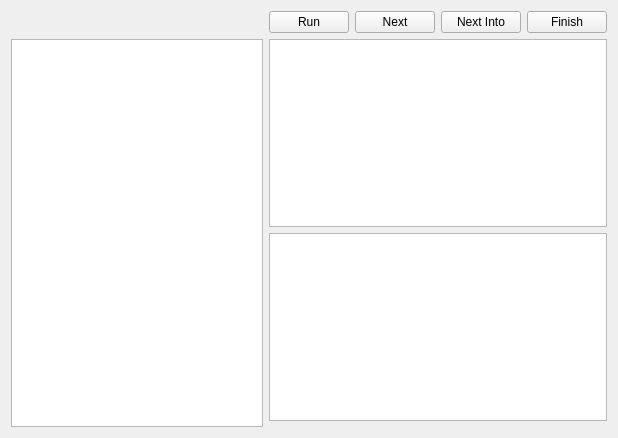
Above: widget.ui from martinribelotta/gdbfrontend before the change. Below: the same form after it.
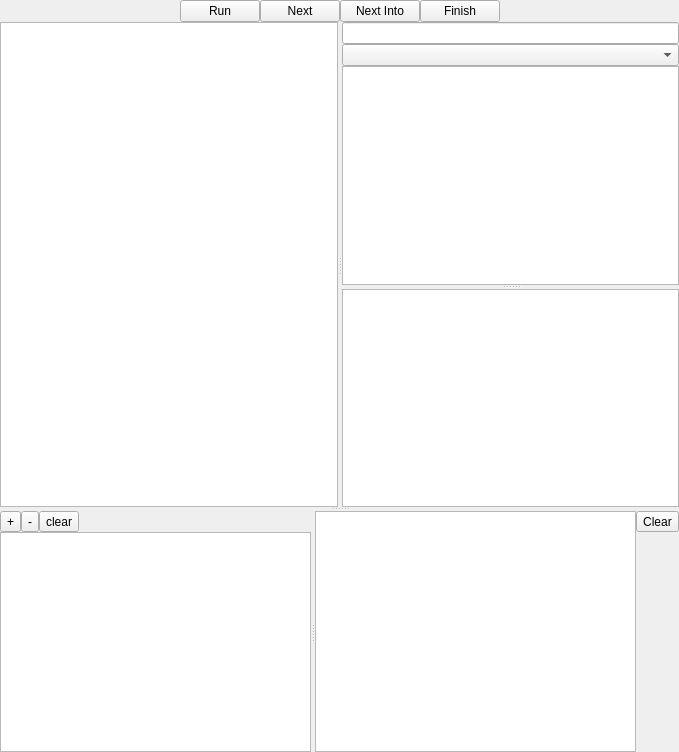
That is the form after the change.

Diff of the .ui file:
```diff
--- a/widget.ui
+++ b/widget.ui
@@ -6,60 +6,237 @@
    <rect>
     <x>0</x>
     <y>0</y>
-    <width>618</width>
-    <height>438</height>
+    <width>679</width>
+    <height>752</height>
    </rect>
   </property>
   <property name="windowTitle">
    <string>Widget</string>
   </property>
-  <layout class="QGridLayout" name="gridLayout">
-   <item row="0" column="3">
-    <widget class="QPushButton" name="buttonNext">
-     <property name="text">
-      <string>Next</string>
+  <layout class="QVBoxLayout" name="verticalLayout_2">
+   <property name="spacing">
+    <number>0</number>
+   </property>
+   <property name="leftMargin">
+    <number>0</number>
+   </property>
+   <property name="topMargin">
+    <number>0</number>
+   </property>
+   <property name="rightMargin">
+    <number>0</number>
+   </property>
+   <property name="bottomMargin">
+    <number>0</number>
+   </property>
+   <item>
+    <layout class="QHBoxLayout" name="horizontalLayout">
+     <property name="spacing">
+      <number>0</number>
      </property>
-    </widget>
+     <item>
+      <spacer name="horizontalSpacer">
+       <property name="orientation">
+        <enum>Qt::Horizontal</enum>
+       </property>
+       <property name="sizeHint" stdset="0">
+        <size>
+         <width>40</width>
+         <height>20</height>
+        </size>
+       </property>
+      </spacer>
+     </item>
+     <item>
+      <widget class="QPushButton" name="buttonRun">
+       <property name="text">
+        <string>Run</string>
+       </property>
+      </widget>
+     </item>
+     <item>
+      <widget class="QPushButton" name="buttonNext">
+       <property name="text">
+        <string>Next</string>
+       </property>
+      </widget>
+     </item>
+     <item>
+      <widget class="QPushButton" name="buttonNextInto">
+       <property name="text">
+        <string>Next Into</string>
+       </property>
+      </widget>
+     </item>
+     <item>
+      <widget class="QPushButton" name="buttonFinish">
+       <property name="text">
+        <string>Finish</string>
+       </property>
+      </widget>
+     </item>
+     <item>
+      <spacer name="horizontalSpacer_2">
+       <property name="orientation">
+        <enum>Qt::Horizontal</enum>
+       </property>
+       <property name="sizeHint" stdset="0">
+        <size>
+         <width>40</width>
+         <height>20</height>
+        </size>
+       </property>
+      </spacer>
+     </item>
+    </layout>
    </item>
-   <item row="1" column="0" rowspan="3">
-    <widget class="QTextEdit" name="textEdit">
-     <property name="font">
-      <font>
-       <family>Monospace</family>
-      </font>
+   <item>
+    <widget class="QSplitter" name="splitter_3">
+     <property name="orientation">
+      <enum>Qt::Vertical</enum>
      </property>
-     <property name="lineWrapMode">
-      <enum>QTextEdit::NoWrap</enum>
-     </property>
+     <widget class="QSplitter" name="splitter_2">
+      <property name="orientation">
+       <enum>Qt::Horizontal</enum>
+      </property>
+      <widget class="QTextEdit" name="textEdit">
+       <property name="font">
+        <font>
+         <family>Monospace</family>
+        </font>
+       </property>
+       <property name="lineWrapMode">
+        <enum>QTextEdit::NoWrap</enum>
+       </property>
+      </widget>
+      <widget class="QWidget" name="layoutWidget">
+       <layout class="QVBoxLayout" name="verticalLayout">
+        <property name="spacing">
+         <number>0</number>
+        </property>
+        <item>
+         <widget class="QLineEdit" name="commadLine"/>
+        </item>
+        <item>
+         <widget class="QComboBox" name="threadSelector"/>
+        </item>
+        <item>
+         <widget class="QSplitter" name="splitter_1">
+          <property name="orientation">
+           <enum>Qt::Vertical</enum>
+          </property>
+          <widget class="QTableView" name="stackTraceView">
+           <property name="editTriggers">
+            <set>QAbstractItemView::NoEditTriggers</set>
+           </property>
+           <property name="selectionBehavior">
+            <enum>QAbstractItemView::SelectRows</enum>
+           </property>
+          </widget>
+          <widget class="QTableView" name="contextFrameView"/>
+         </widget>
+        </item>
+       </layout>
+      </widget>
+     </widget>
+     <widget class="QSplitter" name="splitter_4">
+      <property name="orientation">
+       <enum>Qt::Horizontal</enum>
+      </property>
+      <widget class="QWidget" name="layoutWidget">
+       <layout class="QVBoxLayout" name="verticalLayout_4">
+        <property name="spacing">
+         <number>0</number>
+        </property>
+        <item>
+         <layout class="QHBoxLayout" name="horizontalLayout_2">
+          <property name="spacing">
+           <number>0</number>
+          </property>
+          <item>
+           <widget class="QToolButton" name="toolButton_2">
+            <property name="text">
+             <string>+</string>
+            </property>
+           </widget>
+          </item>
+          <item>
+           <widget class="QToolButton" name="toolButton_3">
+            <property name="text">
+             <string>-</string>
+            </property>
+           </widget>
+          </item>
+          <item>
+           <widget class="QToolButton" name="toolButton_4">
+            <property name="text">
+             <string>clear</string>
+            </property>
+           </widget>
+          </item>
+          <item>
+           <spacer name="horizontalSpacer_3">
+            <property name="orientation">
+             <enum>Qt::Horizontal</enum>
+            </property>
+            <property name="sizeHint" stdset="0">
+             <size>
+              <width>40</width>
+              <height>20</height>
+             </size>
+            </property>
+           </spacer>
+          </item>
+         </layout>
+        </item>
+        <item>
+         <widget class="QListView" name="watchView"/>
+        </item>
+       </layout>
+      </widget>
+      <widget class="QWidget" name="">
+       <layout class="QHBoxLayout" name="horizontalLayout_3">
+        <property name="spacing">
+         <number>0</number>
+        </property>
+        <item>
+         <widget class="QTextBrowser" name="gdbOut">
+          <property name="font">
+           <font>
+            <family>Ubuntu Mono</family>
+           </font>
+          </property>
+         </widget>
+        </item>
+        <item>
+         <layout class="QVBoxLayout" name="verticalLayout_3">
+          <item>
+           <widget class="QToolButton" name="toolButton">
+            <property name="text">
+             <string>Clear</string>
+            </property>
+           </widget>
+          </item>
+          <item>
+           <spacer name="verticalSpacer">
+            <property name="orientation">
+             <enum>Qt::Vertical</enum>
+            </property>
+            <property name="sizeHint" stdset="0">
+             <size>
+              <width>20</width>
+              <height>40</height>
+             </size>
+            </property>
+           </spacer>
+          </item>
+         </layout>
+        </item>
+       </layout>
+      </widget>
+     </widget>
     </widget>
    </item>
-   <item row="0" column="2">
-    <widget class="QPushButton" name="buttonRun">
-     <property name="text">
-      <string>Run</string>
-     </property>
-    </widget>
-   </item>
-   <item row="0" column="4">
-    <widget class="QPushButton" name="buttonNextInto">
-     <property name="text">
-      <string>Next Into</string>
-     </property>
-    </widget>
-   </item>
-   <item row="0" column="5">
-    <widget class="QPushButton" name="buttonFinish">
-     <property name="text">
-      <string>Finish</string>
-     </property>
-    </widget>
-   </item>
-   <item row="1" column="2" colspan="4">
-    <widget class="QTableView" name="contextFrameView"/>
-   </item>
-   <item row="2" column="2" colspan="4">
-    <widget class="QListView" name="stackTraceView"/>
-   </item>
   </layout>
  </widget>
  <resources/>
```
Left out of the diff: 19 changed lines with no effect on the pictures.
